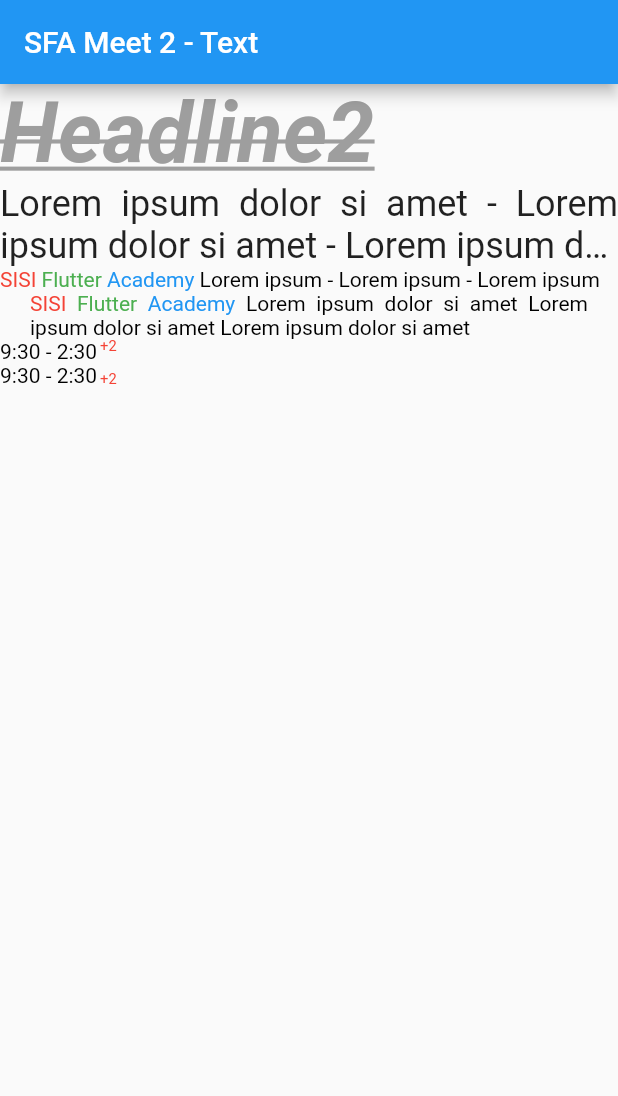
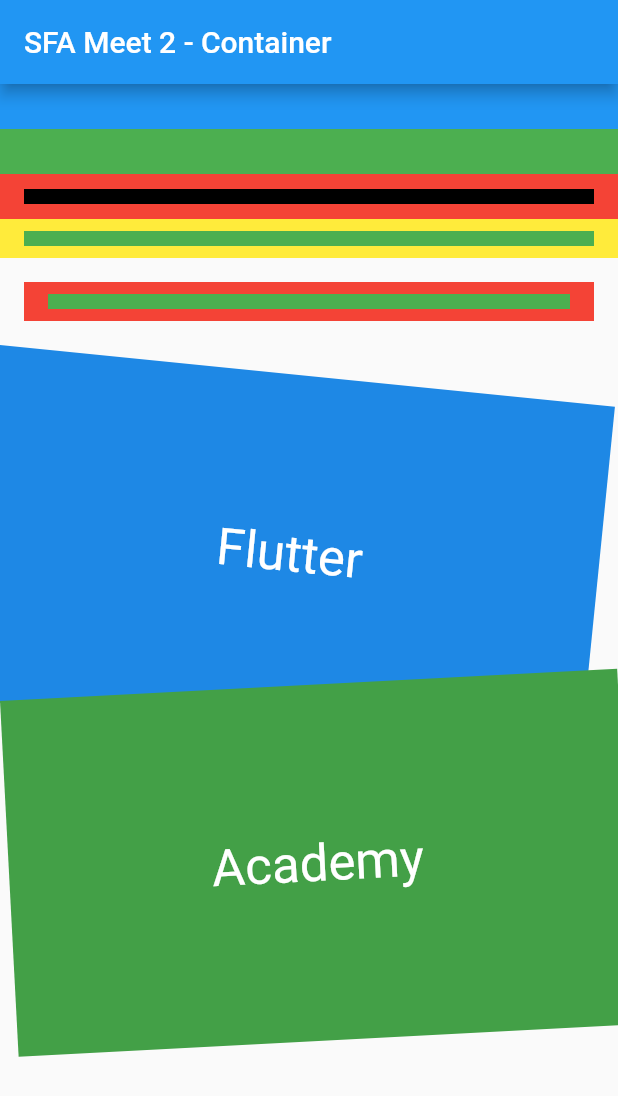
Before and after one commit to mwiwids/newflutter, a Flutter app: the screen it shows after launch, on a phone screen of 412 x 824 dp. Shown: the top 1096 px of the screen. Run offline on Flutter 3.47's test engine with Material 2 defaults, Android fonts, the light colour scheme and no system bars; Roboto replaces fonts that are missing (TegakBersambung).

Commit message:
Container in Flutter

```diff
--- a/lib/main.dart
+++ b/lib/main.dart
@@ -9,132 +9,94 @@
   Widget build(BuildContext context) {
     return MaterialApp(
         home: Scaffold(
-          appBar: AppBar(title: const Text("SFA Meet 2 - Text")),
+          appBar: AppBar(title: const Text("SFA Meet 2 - Container")),
           body: const Center(
-            child: TypographyDemo(),
+            child: ContainerDemo(),
           ),
         ));
   }
 }
 
-class TypographyDemo extends StatelessWidget {
-  const TypographyDemo({Key? key}) : super(key: key);
+class ContainerDemo extends StatefulWidget {
+  const ContainerDemo({Key? key}) : super(key: key);
 
   @override
+  _ContainerDemoState createState() => _ContainerDemoState();
+}
+
+class _ContainerDemoState extends State<ContainerDemo> {
+  @override
   Widget build(BuildContext context) {
-    final textTheme = Theme.of(context).textTheme;
-    final styleItems = [
-      Text(
-        'Headline2',
-        style: textTheme.headline2?.copyWith(
-            color: Colors.grey,
-            fontWeight: FontWeight.bold,
-            fontStyle: FontStyle.italic,
-            // decoration: TextDecoration.lineThrough,
-            // decoration: TextDecoration.underline,
-            decoration: TextDecoration.combine(
-                [TextDecoration.lineThrough, TextDecoration.underline])),
+    var _listContainer = [
+      // without height it is unseen
+      Container(), //white
+      Container(color: Colors.red),
+      // container is seen, but width do nothing
+      Container(color: Colors.blue, width: 100, height: 30),
+      // show child only, because child block container
+      Container(
+        color: Colors.black,
+        width: 100,
+        height: 30,
+        child: Container(color: Colors.green, width: 100, height: 10),
       ),
-      // headline1, headline2,.. headline6
-      // subtitle1, subtitle2
-      // bodyText1, bodyText2
-      // button, caption, overline
-      Text(
-          List.generate(10, (index) => 'Lorem ipsum dolor si amet').join(' - '),
-          // style: textTheme.subtitle1,
-          textAlign: TextAlign.justify,
-          overflow: TextOverflow.ellipsis,
-          maxLines: 2,
-          style: TextStyle(
-            fontFamily: 'TegakBersambung',
-            fontSize: 24,
-          )),
-      RichText(
-        softWrap: true,
-        textAlign: TextAlign.justify,
-        text: TextSpan(
-          children: [
-            TextSpan(
-              text: 'SISI',
-              style: TextStyle(color: Colors.red),
-            ),
-            TextSpan(
-              text: ' Flutter ',
-              style: TextStyle(color: Colors.green),
-            ),
-            TextSpan(
-              text: 'Academy ',
-              style: TextStyle(color: Colors.blue),
-            ),
-            TextSpan(
-              text: List.generate(3, (index) => 'Lorem ipsum').join(' - '),
-              style: TextStyle(color: Colors.black),
-            ),
-          ],
-        ),
+      // child inside container, padding seperti border, height child diabaikan
+      Container(
+        color: Colors.red,
+        width: 100,
+        height: 30,
+        padding: EdgeInsets.symmetric(vertical: 10, horizontal: 16),
+        child: Container(color: Colors.black, width: 100, height: 10),
       ),
       Container(
-        padding: EdgeInsets.symmetric(horizontal: 20),
-        child: RichText(
-          softWrap: true,
-          // maxLines: 1,
-          textAlign: TextAlign.justify,
-          text: TextSpan(
-            children: [
-              TextSpan(
-                text: 'SISI',
-                style: TextStyle(color: Colors.red),
-              ),
-              TextSpan(
-                text: ' Flutter ',
-                style: TextStyle(color: Colors.green),
-              ),
-              TextSpan(
-                text: 'Academy ',
-                style: TextStyle(color: Colors.blue),
-              ),
-              TextSpan(
-                text: List.generate(3, (index) => 'Lorem ipsum dolor si amet')
-                    .join(' '),
-                style: TextStyle(color: Colors.black),
-              ),
-            ],
-          ),
+        color: Colors.yellow,
+        width: 100,
+        // height: 10, //mempengaruhi konten child
+        padding: EdgeInsets.symmetric(vertical: 8, horizontal: 16),
+        child: Container(color: Colors.green, width: 100, height: 10),
+      ),
+      // Urutan dari terluar : margin, border, padding, content
+      Container(
+        color: Colors.red,
+        margin: EdgeInsets.all(16),
+        padding: EdgeInsets.symmetric(vertical: 8, horizontal: 16),
+        child: Container(color: Colors.green, width: 100, height: 10),
+      ),
+      // Rotation
+      Container(
+        constraints: BoxConstraints.expand(
+          height:
+          Theme.of(context).textTheme.headline4!.fontSize! * 1.1 + 200.0,
         ),
+        padding: const EdgeInsets.all(8.0),
+        color: Colors.blue[600],
+        alignment: Alignment.center,
+        child: Text('Flutter',
+            style: Theme.of(context)
+                .textTheme
+                .headline4!
+                .copyWith(color: Colors.white)),
+        transform: Matrix4.rotationZ(0.1),
       ),
-      RichText(
-        text: TextSpan(children: [
-          TextSpan(text: '9:30 - 2:30', style: TextStyle(color: Colors.black)),
-          WidgetSpan(
-            child: Transform.translate(
-              offset: const Offset(2, -6),
-              child: Text(
-                '+2',
-                //superscript is usually smaller in size
-                textScaleFactor: 0.7,
-                style: TextStyle(color: Colors.red),
-              ),
-            ),
-          )
-        ]),
+      Container(
+        constraints: BoxConstraints.expand(
+          height:
+          Theme.of(context).textTheme.headline4!.fontSize! * 1.1 + 200.0,
+        ),
+        padding: const EdgeInsets.all(8.0),
+        color: Colors.green[600],
+        alignment: Alignment.center,
+        child: Text('Academy',
+            style: Theme.of(context)
+                .textTheme
+                .headline4!
+                .copyWith(color: Colors.white)),
+        transform: Matrix4.rotationZ(-(3 * 3.14 / 180)),
       ),
-      RichText(
-        text: TextSpan(children: [
-          TextSpan(text: '9:30 - 2:30', style: TextStyle(color: Colors.black)),
-          WidgetSpan(
-            child: Transform.translate(
-              offset: const Offset(2, 0),
-              child: Text(
-                '+2',
-                //superscript is usually smaller in size
-                textScaleFactor: 0.7,
-                style: TextStyle(color: Colors.red),
-              ),
-            ),
-          ),
-        ]),
-      )
     ];
-    return ListView(children: styleItems);
+    return ListView(
+      children: _listContainer,
+      // children: _listContainer,
+    );
   }
 }
```
